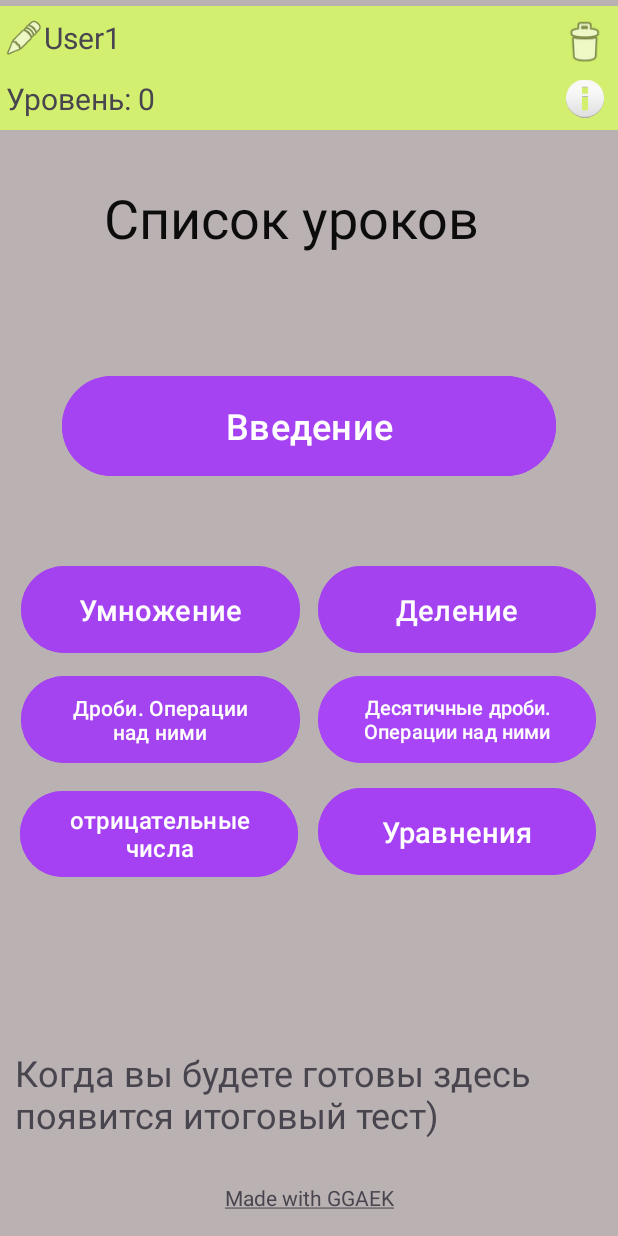
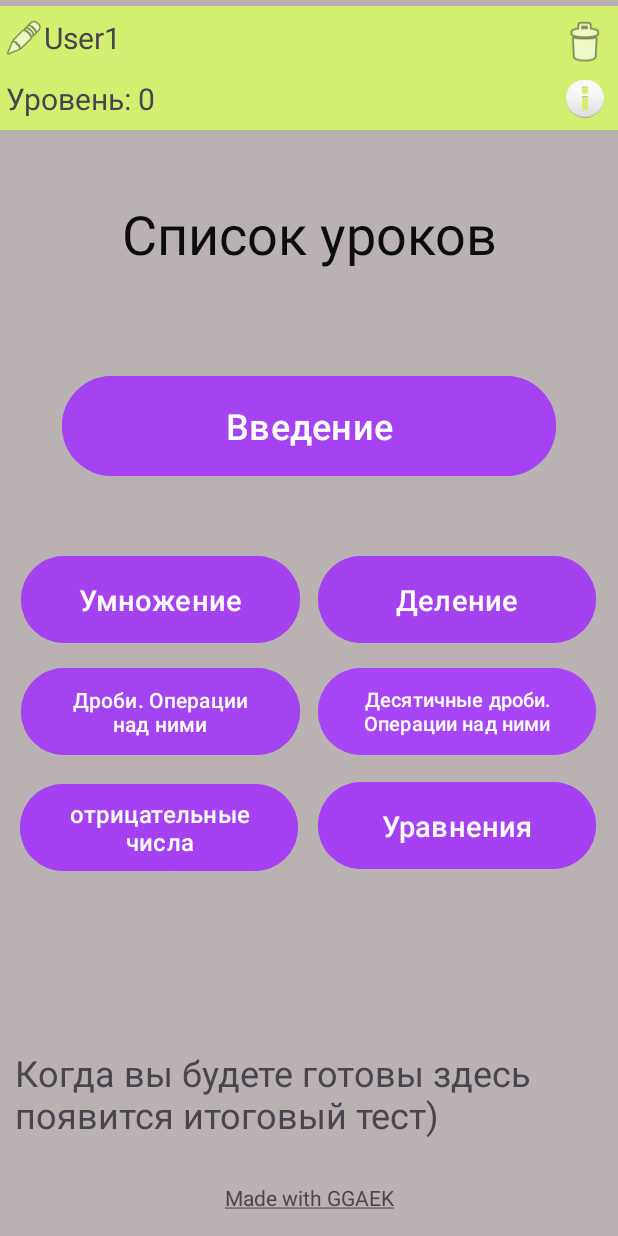
Before and after one commit to Senior-Limon/MyMath, an Android app: the GLActivity screen opened directly, with no data from a screen before it, on a phone screen of 412 x 824 dp. Run offline under Robolectric (Android 15) with nearby library versions, the phone set to English and light mode, and no system bars.

Commit message:
commit 3+

```diff
--- a/app/src/main/res/layout/activity_glactivity.xml
+++ b/app/src/main/res/layout/activity_glactivity.xml
@@ -114,10 +114,13 @@
 
     <TextView
         android:id="@+id/textV1"
-        android:layout_width="417dp"
-        android:layout_height="77dp"
-        android:text="        Список уроков"
+        android:layout_width="0dp"
+        android:layout_height="0dp"
+        app:layout_constraintWidth_percent="1"
+        app:layout_constraintHeight_percent="0.08"
+        android:text="Список уроков"
         android:textColor="#0D0C0C"
+        android:gravity="center"
         android:textSize="36sp"
         app:layout_constraintBottom_toBottomOf="parent"
         app:layout_constraintEnd_toEndOf="parent"
```
